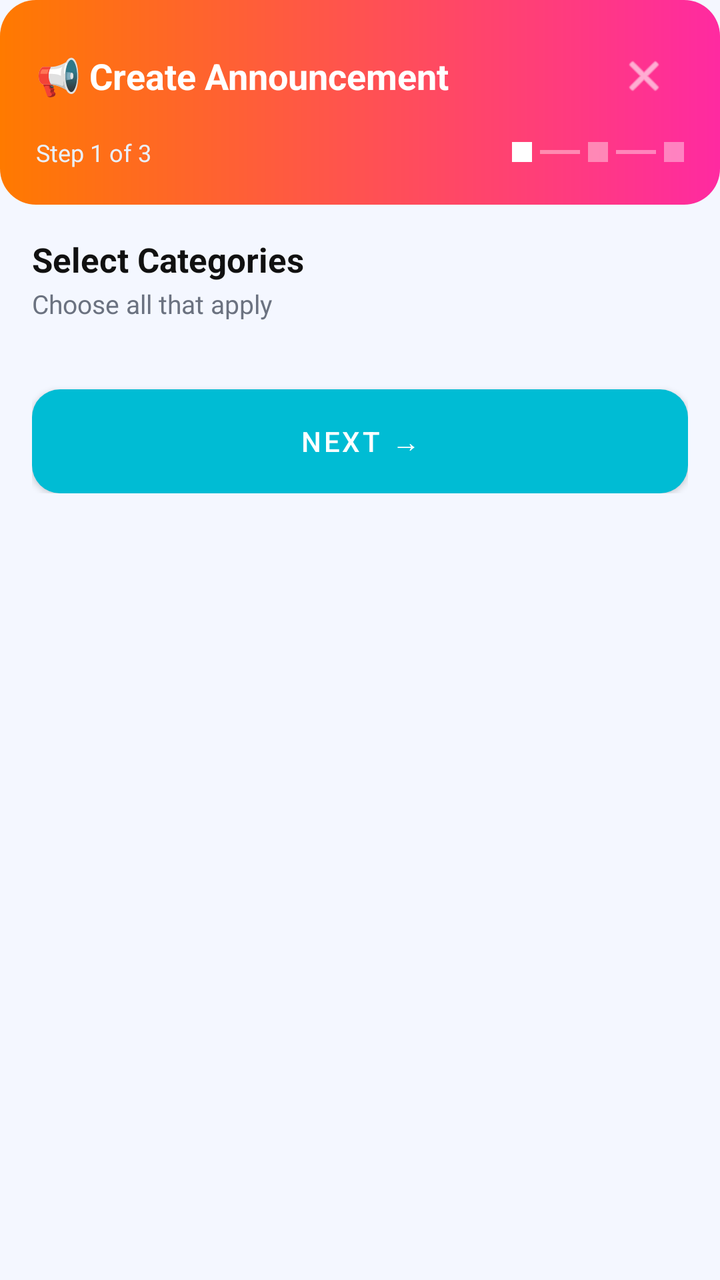
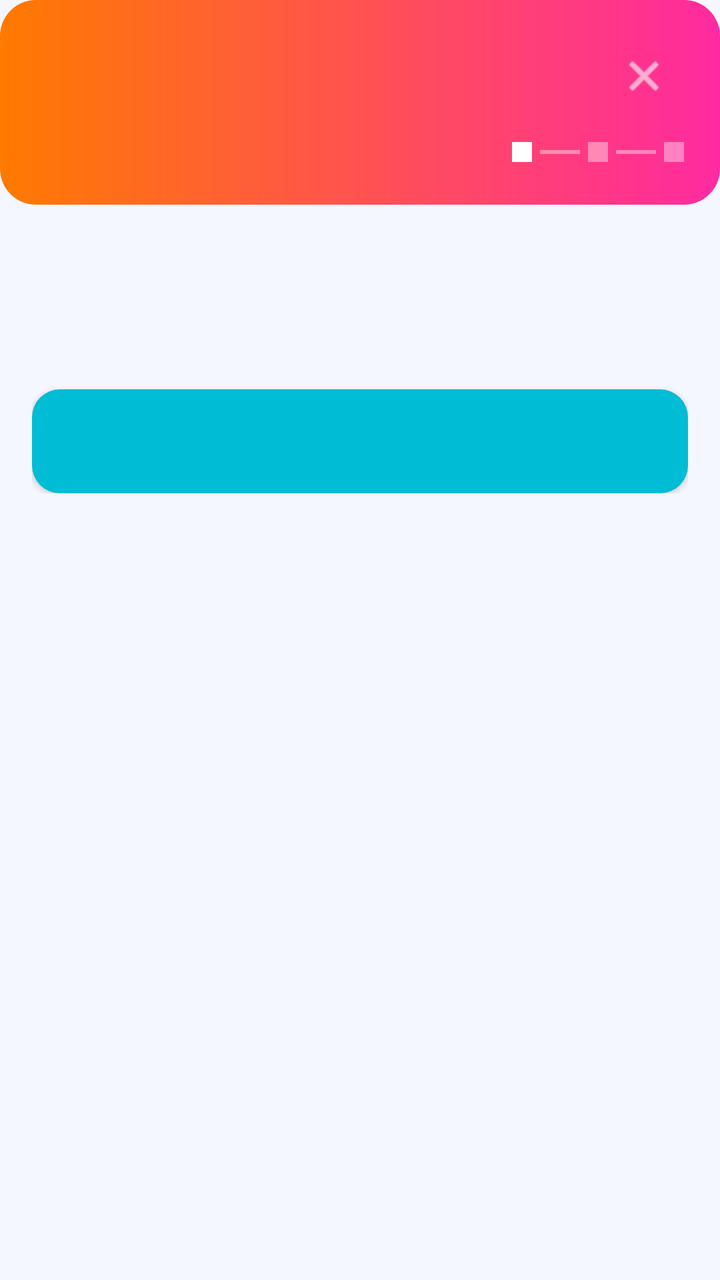

Compare the two renders of this Android layout. The source of the first and the diff that turns it into the second are given below.
<!-- AndroidManifest.xml: application theme Theme.TownCrierBD -->
<!-- res/layout/activity_add_announcement_wizard.xml -->
<?xml version="1.0" encoding="utf-8"?>
<LinearLayout xmlns:android="http://schemas.android.com/apk/res/android"
    xmlns:app="http://schemas.android.com/apk/res-auto"
    android:layout_width="match_parent"
    android:layout_height="match_parent"
    android:orientation="vertical"
    android:background="#F4F7FF">

    
    <LinearLayout
        android:layout_width="match_parent"
        android:layout_height="wrap_content"
        android:background="@drawable/bg_create_header"
        android:padding="18dp"
        android:orientation="vertical">

        <RelativeLayout
            android:layout_width="match_parent"
            android:layout_height="wrap_content">

            <TextView
                android:id="@+id/tvPostTypeHeader"
                android:layout_width="wrap_content"
                android:layout_height="wrap_content"
                android:text="📢 Create Announcement"
                android:textColor="@android:color/white"
                android:textSize="18sp"
                android:textStyle="bold"
                android:layout_centerVertical="true"/>

            <ImageView
                android:id="@+id/btnClose"
                android:layout_width="40dp"
                android:layout_height="40dp"
                android:layout_alignParentEnd="true"
                android:padding="8dp"
                android:src="@android:drawable/ic_menu_close_clear_cancel"
                app:tint="@android:color/white"
                android:contentDescription="Close"/>
        </RelativeLayout>

        
        <LinearLayout
            android:layout_width="match_parent"
            android:layout_height="wrap_content"
            android:orientation="horizontal"
            android:gravity="center_vertical"
            android:layout_marginTop="10dp">

            <TextView
                android:id="@+id/tvStepIndicator"
                android:layout_width="0dp"
                android:layout_height="wrap_content"
                android:layout_weight="1"
                android:text="Step 1 of 3"
                android:textColor="#EAF0FF"
                android:textSize="12sp"/>

            <View android:layout_width="10dp" android:layout_height="10dp" android:background="#FFFFFF"/>
            <View android:layout_width="20dp" android:layout_height="2dp" android:background="#FFFFFF" android:alpha="0.4" android:layout_marginStart="4dp" android:layout_marginEnd="4dp"/>
            <View android:layout_width="10dp" android:layout_height="10dp" android:background="#FFFFFF" android:alpha="0.4"/>
            <View android:layout_width="20dp" android:layout_height="2dp" android:background="#FFFFFF" android:alpha="0.4" android:layout_marginStart="4dp" android:layout_marginEnd="4dp"/>
            <View android:layout_width="10dp" android:layout_height="10dp" android:background="#FFFFFF" android:alpha="0.4"/>
        </LinearLayout>
    </LinearLayout>

    
    <ScrollView
        android:id="@+id/stepCategory"
        android:layout_width="match_parent"
        android:layout_height="0dp"
        android:layout_weight="1">

        <LinearLayout
            android:layout_width="match_parent"
            android:layout_height="wrap_content"
            android:orientation="vertical"
            android:padding="16dp">

            <TextView
                android:id="@+id/tvStep1Title"
                android:layout_width="wrap_content"
                android:layout_height="wrap_content"
                android:text="Select Categories"
                android:textStyle="bold"
                android:textSize="17sp"
                android:textColor="#111111"/>

            <TextView
                android:id="@+id/tvStep1Subtitle"
                android:layout_width="wrap_content"
                android:layout_height="wrap_content"
                android:text="Choose all that apply"
                android:textSize="13sp"
                android:textColor="#6B7280"
                android:layout_marginTop="2dp"
                android:layout_marginBottom="14dp"/>

            <LinearLayout
                android:id="@+id/llCategoryList"
                android:layout_width="match_parent"
                android:layout_height="wrap_content"
                android:orientation="vertical"/>

            <Button
                android:id="@+id/btnNextStep1"
                android:layout_width="match_parent"
                android:layout_height="52dp"
                android:layout_marginTop="20dp"
                android:text="Next →"
                android:textColor="@android:color/white"
                android:background="@drawable/bg_btn_publish"/>

        </LinearLayout>
    </ScrollView>

    
    <ScrollView
        android:id="@+id/stepProducts"
        android:layout_width="match_parent"
        android:layout_height="0dp"
        android:layout_weight="1"
        android:visibility="gone">

        <LinearLayout
            android:layout_width="match_parent"
            android:layout_height="wrap_content"
            android:orientation="vertical"
            android:padding="16dp">

            <TextView
                android:id="@+id/tvStep2Title"
                android:layout_width="wrap_content"
                android:layout_height="wrap_content"
                android:text="Select Products"
                android:textStyle="bold"
                android:textSize="17sp"
                android:textColor="#111111"/>

            <TextView
                android:id="@+id/tvStep2Subtitle"
                android:layout_width="wrap_content"
                android:layout_height="wrap_content"
                android:text="Buyers can filter by specific items (optional)"
                android:textSize="13sp"
                android:textColor="#6B7280"
                android:layout_marginBottom="10dp"/>

            <EditText
                android:id="@+id/etCustomCategory"
                android:layout_width="match_parent"
                android:layout_height="52dp"
                android:hint="Describe your others category"
                android:background="@drawable/bg_input"
                android:padding="14dp"
                android:visibility="gone"
                android:textSize="14sp"
                android:layout_marginBottom="10dp"/>

            <LinearLayout
                android:id="@+id/llProductList"
                android:layout_width="match_parent"
                android:layout_height="wrap_content"
                android:orientation="vertical"/>

            <LinearLayout
                android:layout_width="match_parent"
                android:layout_height="wrap_content"
                android:orientation="horizontal"
                android:layout_marginTop="20dp">

                <Button
                    android:id="@+id/btnBackStep2"
                    android:layout_width="0dp"
                    android:layout_height="52dp"
                    android:layout_weight="1"
                    android:text="← Back"
                    android:background="@drawable/bg_btn_gray"
                    android:layout_marginEnd="8dp"/>

                <Button
                    android:id="@+id/btnNextStep2"
                    android:layout_width="0dp"
                    android:layout_height="52dp"
                    android:layout_weight="2"
                    android:text="Next →"
                    android:textColor="@android:color/white"
                    android:background="@drawable/bg_btn_publish"/>
            </LinearLayout>

        </LinearLayout>
    </ScrollView>

    
    <ScrollView
        android:id="@+id/stepDetails"
        android:layout_width="match_parent"
        android:layout_height="0dp"
        android:layout_weight="1"
        android:visibility="gone">

        <LinearLayout
            android:layout_width="match_parent"
            android:layout_height="wrap_content"
            android:orientation="vertical"
            android:padding="16dp">

            
            <TextView
                android:id="@+id/tvLabelTitle"
                android:layout_width="wrap_content"
                android:layout_height="wrap_content"
                android:text="Title *"
                android:textStyle="bold"
                android:textSize="14sp"
                android:textColor="#202020"/>

            <EditText
                android:id="@+id/etTitle"
                android:layout_width="match_parent"
                android:layout_height="52dp"
                android:layout_marginTop="6dp"
                android:hint="e.g. Fresh vegetables available today"
                android:background="@drawable/bg_input"
                android:padding="14dp"
                android:textSize="14sp"/>

            
            <TextView
                android:id="@+id/tvLabelDesc"
                android:layout_width="wrap_content"
                android:layout_height="wrap_content"
                android:layout_marginTop="14dp"
                android:text="Description *"
                android:textStyle="bold"
                android:textSize="14sp"
                android:textColor="#202020"/>

            <EditText
                android:id="@+id/etDesc"
                android:layout_width="match_parent"
                android:layout_height="120dp"
                android:layout_marginTop="6dp"
                android:hint="Add details about your post..."
                android:gravity="top"
                android:background="@drawable/bg_input"
                android:padding="14dp"
                android:textSize="14sp"/>

            
            <LinearLayout
                android:layout_width="match_parent"
                android:layout_height="wrap_content"
                android:layout_marginTop="14dp"
                android:orientation="horizontal">

                <LinearLayout
                    android:id="@+id/btnAddImage"
                    android:layout_width="0dp"
                    android:layout_height="52dp"
                    android:layout_weight="1"
                    android:background="@drawable/bg_btn_soft"
                    android:gravity="center"
                    android:orientation="horizontal"
                    android:padding="10dp">
                    <ImageView
                        android:layout_width="18dp"
                        android:layout_height="18dp"
                        android:src="@android:drawable/ic_menu_camera"
                        app:tint="#2563EB"/>
                    <TextView
                        android:id="@+id/tvBtnAddImage"
                        android:layout_width="wrap_content"
                        android:layout_height="wrap_content"
                        android:layout_marginStart="6dp"
                        android:text="Add Image"
                        android:textStyle="bold"
                        android:textColor="#2563EB"/>
                </LinearLayout>

                <Space android:layout_width="10dp" android:layout_height="1dp"/>

                <LinearLayout
                    android:id="@+id/btnRecordAudio"
                    android:layout_width="0dp"
                    android:layout_height="52dp"
                    android:layout_weight="1"
                    android:background="@drawable/bg_btn_soft"
                    android:gravity="center"
                    android:orientation="horizontal"
                    android:padding="10dp">
                    <ImageView
                        android:layout_width="18dp"
                        android:layout_height="18dp"
                        android:src="@android:drawable/ic_btn_speak_now"
                        app:tint="#A21CAF"/>
                    <TextView
                        android:id="@+id/tvBtnAddAudio"
                        android:layout_width="wrap_content"
                        android:layout_height="wrap_content"
                        android:layout_marginStart="6dp"
                        android:text="Add Audio"
                        android:textStyle="bold"
                        android:textColor="#A21CAF"/>
                </LinearLayout>
            </LinearLayout>

            <TextView
                android:id="@+id/tvImageStatus"
                android:layout_width="wrap_content"
                android:layout_height="wrap_content"
                android:layout_marginTop="4dp"
                android:text=""
                android:textSize="12sp"
                android:textColor="#4B5563"/>

            <ImageView
                android:id="@+id/ivPreview"
                android:layout_width="match_parent"
                android:layout_height="160dp"
                android:layout_marginTop="6dp"
                android:scaleType="centerCrop"
                android:visibility="gone"
                android:contentDescription="Selected image preview"/>

            <TextView
                android:id="@+id/tvAudioStatus"
                android:layout_width="wrap_content"
                android:layout_height="wrap_content"
                android:layout_marginTop="2dp"
                android:text=""
                android:textSize="12sp"
                android:textColor="#4B5563"/>

            
            <LinearLayout
                android:layout_width="match_parent"
                android:layout_height="wrap_content"
                android:layout_marginTop="18dp"
                android:background="#FFF8F0"
                android:padding="14dp"
                android:orientation="vertical">

                <LinearLayout
                    android:layout_width="match_parent"
                    android:layout_height="wrap_content"
                    android:orientation="horizontal"
                    android:gravity="center_vertical">

                    
                    <TextView
                        android:id="@+id/tvLabelExpiry"
                        android:layout_width="0dp"
                        android:layout_height="wrap_content"
                        android:layout_weight="1"
                        android:text="Post Expiry *"
                        android:textStyle="bold"
                        android:textSize="15sp"
                        android:textColor="#202020"/>

                    
                    <TextView
                        android:id="@+id/tvExpiryMax"
                        android:layout_width="wrap_content"
                        android:layout_height="wrap_content"
                        android:text=""
                        android:textSize="11sp"
                        android:textColor="#EF4444"/>
                </LinearLayout>

                
                <TextView
                    android:id="@+id/tvExpiryInfo"
                    android:layout_width="wrap_content"
                    android:layout_height="wrap_content"
                    android:layout_marginTop="4dp"
                    android:layout_marginBottom="10dp"
                    android:text=""
                    android:textSize="12sp"
                    android:textColor="#6B7280"/>

                
                <LinearLayout
                    android:layout_width="match_parent"
                    android:layout_height="wrap_content"
                    android:orientation="horizontal"
                    android:gravity="center_vertical">

                    <EditText
                        android:id="@+id/etExpiryValue"
                        android:layout_width="0dp"
                        android:layout_height="60dp"
                        android:layout_weight="1"
                        android:hint="2"
                        android:inputType="numberDecimal"
                        android:background="@drawable/bg_input"
                        android:padding="14dp"
                        android:textSize="22sp"
                        android:textStyle="bold"
                        android:textColor="#111111"
                        android:gravity="center"/>

                    <Space android:layout_width="10dp" android:layout_height="1dp"/>

                    <Spinner
                        android:id="@+id/spExpiryUnit"
                        android:layout_width="0dp"
                        android:layout_height="60dp"
                        android:layout_weight="2"
                        android:background="@drawable/bg_spinner_white"
                        android:spinnerMode="dropdown"
                        android:popupBackground="@drawable/bg_spinner_popup_white"
                        android:paddingStart="4dp"
                        android:paddingEnd="4dp"/>

                </LinearLayout>

                
                <TextView
                    android:id="@+id/tvExpiryPreview"
                    android:layout_width="match_parent"
                    android:layout_height="wrap_content"
                    android:layout_marginTop="10dp"
                    android:padding="10dp"
                    android:text=""
                    android:textSize="13sp"
                    android:textStyle="bold"
                    android:textColor="#1976F3"
                    android:gravity="center"
                    android:visibility="gone"
                    android:background="#E3F2FD"/>

            </LinearLayout>

            
            <LinearLayout
                android:layout_width="match_parent"
                android:layout_height="wrap_content"
                android:orientation="horizontal"
                android:layout_marginTop="20dp"
                android:layout_marginBottom="16dp">

                <Button
                    android:id="@+id/btnBackStep3"
                    android:layout_width="0dp"
                    android:layout_height="52dp"
                    android:layout_weight="1"
                    android:text="← Back"
                    android:background="@drawable/bg_btn_gray"
                    android:layout_marginEnd="8dp"/>

                <Button
                    android:id="@+id/btnPublish"
                    android:layout_width="0dp"
                    android:layout_height="52dp"
                    android:layout_weight="2"
                    android:text="Publish ✅"
                    android:textColor="@android:color/white"
                    android:background="@drawable/bg_btn_publish"/>
            </LinearLayout>

        </LinearLayout>
    </ScrollView>

</LinearLayout>
<!-- resources referenced by this layout -->
<resources>
  <!-- drawable bg_btn_gray (drawable) -->
  <shape xmlns:android="http://schemas.android.com/apk/res/android">
      <solid android:color="#EEF2F7"/>
      <corners android:radius="14dp"/>
  </shape>
  <!-- drawable bg_btn_publish (drawable) -->
  <shape xmlns:android="http://schemas.android.com/apk/res/android">
      <gradient
          android:startColor="#FF7A00"
          android:endColor="#FF2AA1"
          android:angle="0" />
      <corners android:radius="14dp"/>
  </shape>
  <!-- drawable bg_btn_soft (drawable) -->
  <shape xmlns:android="http://schemas.android.com/apk/res/android">
      <solid android:color="#EEF4FF"/>
      <corners android:radius="14dp"/>
  </shape>
  <!-- drawable bg_create_header (drawable) -->
  <shape xmlns:android="http://schemas.android.com/apk/res/android">
      <gradient
          android:startColor="#FF7A00"
          android:endColor="#FF2AA1"
          android:angle="0" />
      <corners android:radius="18dp"/>
  </shape>
  <!-- drawable bg_input (drawable) -->
  <shape xmlns:android="http://schemas.android.com/apk/res/android">
      <solid android:color="#FFFFFF"/>
      <stroke android:width="1dp" android:color="#D9E6FF"/>
      <corners android:radius="14dp"/>
  </shape>
  <!-- drawable bg_spinner_popup_white (drawable) -->
  <?xml version="1.0" encoding="utf-8"?>
  <shape xmlns:android="http://schemas.android.com/apk/res/android">
      <solid android:color="#FFFFFF"/>
      <corners android:radius="16dp"/>
      <padding
          android:left="8dp"
          android:top="8dp"
          android:right="8dp"
          android:bottom="8dp"/>
  </shape>
  <!-- drawable bg_spinner_white (drawable) -->
  <shape xmlns:android="http://schemas.android.com/apk/res/android">
      <solid android:color="#FFFFFF"/>
      <stroke android:width="1dp" android:color="#D9E6FF"/>
      <corners android:radius="14dp"/>
  </shape>
  <style name="Theme.TownCrierBD" parent="Theme.MaterialComponents.Light.NoActionBar">
  
          <item name="colorPrimary">@color/blue_end</item>
          <item name="colorPrimaryVariant">@color/blue_start</item>
          <item name="colorOnPrimary">@color/white</item>
  
          <item name="colorSecondary">@color/blue_start</item>
          <item name="colorSecondaryVariant">@color/blue_end</item>
          <item name="colorOnSecondary">@color/white</item>
  
          <item name="android:forceDarkAllowed" tools:targetApi="q">false</item>
  
          <item name="android:statusBarColor">@color/blue_start</item>
          <item name="android:navigationBarColor">@color/blue_start</item>
  
          <item name="spinnerStyle">@style/TownCrierBD.SpinnerStyle</item>
      </style>
  <color name="blue_end">#00BCD4</color>
  <color name="blue_start">#2196F3</color>
  <color name="white">#FFFFFF</color>
  <style name="TownCrierBD.SpinnerStyle" parent="Widget.AppCompat.Spinner">
      <item name="android:popupBackground">@drawable/bg_spinner_popup_white</item>
          <item name="popupTheme">@style/TownCrierBD.PopupTheme</item>
      </style>
  <style name="TownCrierBD.PopupTheme" parent="ThemeOverlay.MaterialComponents.Light">
          <item name="android:popupBackground">@drawable/bg_spinner_popup_white</item>
      </style>
</resources>

<!-- the commit's change to res/layout/activity_add_announcement_wizard.xml (unified diff, before → after) -->
@@ -22,7 +22,6 @@
                 android:id="@+id/tvPostTypeHeader"
                 android:layout_width="wrap_content"
                 android:layout_height="wrap_content"
-                android:text="📢 Create Announcement"
                 android:textColor="@android:color/white"
                 android:textSize="18sp"
                 android:textStyle="bold"
@@ -52,7 +51,6 @@
                 android:layout_width="0dp"
                 android:layout_height="wrap_content"
                 android:layout_weight="1"
-                android:text="Step 1 of 3"
                 android:textColor="#EAF0FF"
                 android:textSize="12sp"/>
 
@@ -77,11 +75,11 @@
             android:orientation="vertical"
             android:padding="16dp">
 
+            
             <TextView
                 android:id="@+id/tvStep1Title"
                 android:layout_width="wrap_content"
                 android:layout_height="wrap_content"
-                android:text="Select Categories"
                 android:textStyle="bold"
                 android:textSize="17sp"
                 android:textColor="#111111"/>
@@ -90,7 +88,6 @@
                 android:id="@+id/tvStep1Subtitle"
                 android:layout_width="wrap_content"
                 android:layout_height="wrap_content"
-                android:text="Choose all that apply"
                 android:textSize="13sp"
                 android:textColor="#6B7280"
                 android:layout_marginTop="2dp"
@@ -107,7 +104,6 @@
                 android:layout_width="match_parent"
                 android:layout_height="52dp"
                 android:layout_marginTop="20dp"
-                android:text="Next →"
                 android:textColor="@android:color/white"
                 android:background="@drawable/bg_btn_publish"/>
 
@@ -128,11 +124,11 @@
             android:orientation="vertical"
             android:padding="16dp">
 
+            
             <TextView
                 android:id="@+id/tvStep2Title"
                 android:layout_width="wrap_content"
                 android:layout_height="wrap_content"
-                android:text="Select Products"
                 android:textStyle="bold"
                 android:textSize="17sp"
                 android:textColor="#111111"/>
@@ -141,7 +137,6 @@
                 android:id="@+id/tvStep2Subtitle"
                 android:layout_width="wrap_content"
                 android:layout_height="wrap_content"
-                android:text="Buyers can filter by specific items (optional)"
                 android:textSize="13sp"
                 android:textColor="#6B7280"
                 android:layout_marginBottom="10dp"/>
@@ -150,7 +145,6 @@
                 android:id="@+id/etCustomCategory"
                 android:layout_width="match_parent"
                 android:layout_height="52dp"
-                android:hint="Describe your others category"
                 android:background="@drawable/bg_input"
                 android:padding="14dp"
                 android:visibility="gone"
@@ -174,7 +168,6 @@
                     android:layout_width="0dp"
                     android:layout_height="52dp"
                     android:layout_weight="1"
-                    android:text="← Back"
                     android:background="@drawable/bg_btn_gray"
                     android:layout_marginEnd="8dp"/>
 
@@ -183,7 +176,6 @@
                     android:layout_width="0dp"
                     android:layout_height="52dp"
                     android:layout_weight="2"
-                    android:text="Next →"
                     android:textColor="@android:color/white"
                     android:background="@drawable/bg_btn_publish"/>
             </LinearLayout>
@@ -210,17 +202,16 @@
                 android:id="@+id/tvLabelTitle"
                 android:layout_width="wrap_content"
                 android:layout_height="wrap_content"
-                android:text="Title *"
                 android:textStyle="bold"
                 android:textSize="14sp"
                 android:textColor="#202020"/>
 
+            
             <EditText
                 android:id="@+id/etTitle"
                 android:layout_width="match_parent"
                 android:layout_height="52dp"
                 android:layout_marginTop="6dp"
-                android:hint="e.g. Fresh vegetables available today"
                 android:background="@drawable/bg_input"
                 android:padding="14dp"
                 android:textSize="14sp"/>
@@ -231,17 +222,16 @@
                 android:layout_width="wrap_content"
                 android:layout_height="wrap_content"
                 android:layout_marginTop="14dp"
-                android:text="Description *"
                 android:textStyle="bold"
                 android:textSize="14sp"
                 android:textColor="#202020"/>
 
+            
             <EditText
                 android:id="@+id/etDesc"
                 android:layout_width="match_parent"
                 android:layout_height="120dp"
                 android:layout_marginTop="6dp"
-                android:hint="Add details about your post..."
                 android:gravity="top"
                 android:background="@drawable/bg_input"
                 android:padding="14dp"
@@ -268,12 +258,12 @@
                         android:layout_height="18dp"
                         android:src="@android:drawable/ic_menu_camera"
                         app:tint="#2563EB"/>
+                    
                     <TextView
                         android:id="@+id/tvBtnAddImage"
                         android:layout_width="wrap_content"
                         android:layout_height="wrap_content"
                         android:layout_marginStart="6dp"
-                        android:text="Add Image"
                         android:textStyle="bold"
                         android:textColor="#2563EB"/>
                 </LinearLayout>
@@ -294,12 +284,12 @@
                         android:layout_height="18dp"
                         android:src="@android:drawable/ic_btn_speak_now"
                         app:tint="#A21CAF"/>
+                    
                     <TextView
                         android:id="@+id/tvBtnAddAudio"
                         android:layout_width="wrap_content"
                         android:layout_height="wrap_content"
                         android:layout_marginStart="6dp"
-                        android:text="Add Audio"
                         android:textStyle="bold"
                         android:textColor="#A21CAF"/>
                 </LinearLayout>
@@ -353,7 +343,6 @@
                         android:layout_width="0dp"
                         android:layout_height="wrap_content"
                         android:layout_weight="1"
-                        android:text="Post Expiry *"
                         android:textStyle="bold"
                         android:textSize="15sp"
                         android:textColor="#202020"/>
@@ -363,7 +352,6 @@
                         android:id="@+id/tvExpiryMax"
                         android:layout_width="wrap_content"
                         android:layout_height="wrap_content"
-                        android:text=""
                         android:textSize="11sp"
                         android:textColor="#EF4444"/>
                 </LinearLayout>
@@ -375,7 +363,6 @@
                     android:layout_height="wrap_content"
                     android:layout_marginTop="4dp"
                     android:layout_marginBottom="10dp"
-                    android:text=""
                     android:textSize="12sp"
                     android:textColor="#6B7280"/>
 
@@ -386,12 +373,12 @@
                     android:orientation="horizontal"
                     android:gravity="center_vertical">
 
+                    
                     <EditText
                         android:id="@+id/etExpiryValue"
                         android:layout_width="0dp"
                         android:layout_height="60dp"
                         android:layout_weight="1"
-                        android:hint="2"
                         android:inputType="numberDecimal"
                         android:background="@drawable/bg_input"
                         android:padding="14dp"
@@ -440,21 +427,21 @@
                 android:layout_marginTop="20dp"
                 android:layout_marginBottom="16dp">
 
+                
                 <Button
                     android:id="@+id/btnBackStep3"
                     android:layout_width="0dp"
                     android:layout_height="52dp"
                     android:layout_weight="1"
-                    android:text="← Back"
                     android:background="@drawable/bg_btn_gray"
                     android:layout_marginEnd="8dp"/>
 
+                
                 <Button
                     android:id="@+id/btnPublish"
                     android:layout_width="0dp"
                     android:layout_height="52dp"
                     android:layout_weight="2"
-                    android:text="Publish ✅"
                     android:textColor="@android:color/white"
                     android:background="@drawable/bg_btn_publish"/>
             </LinearLayout>
